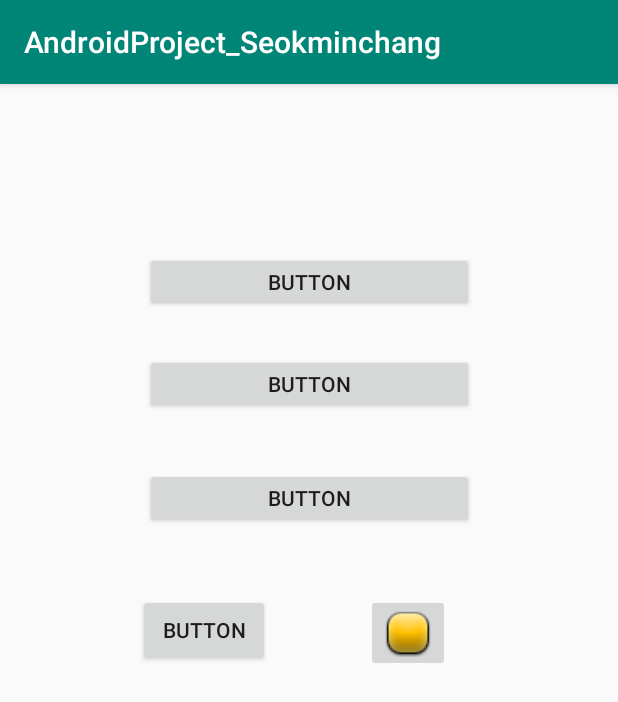
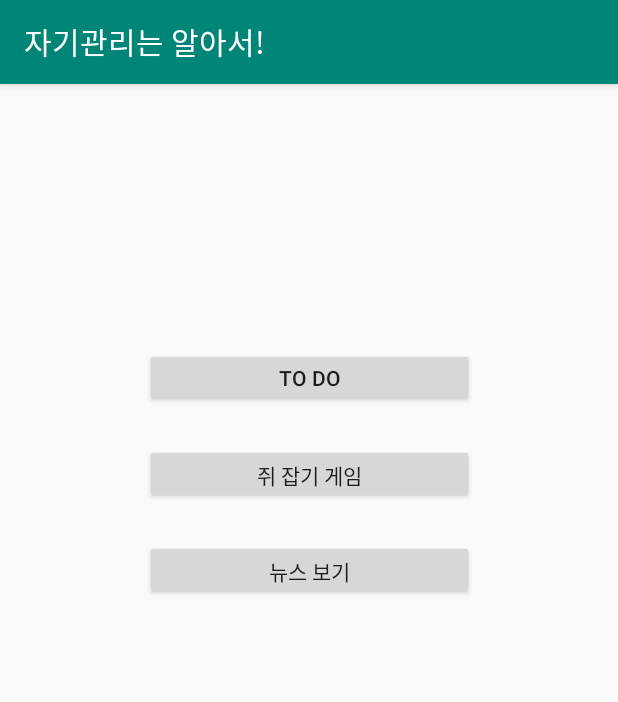
Before and after one commit to smc219/SCSA_AndroidProject, an Android app: the screen it shows after launch (MainActivity), on a phone screen of 412 x 824 dp. Shown: the top 702 px of the screen. Run offline under Robolectric (Android 15) with nearby library versions, the phone set to English and light mode, and no system bars.

Commit message:
final back up

```diff
--- a/AndroidProject_Seokminchang/app/src/main/java/edu/scsa/android/androidproject_seokminchang/MainActivity.java
+++ b/AndroidProject_Seokminchang/app/src/main/java/edu/scsa/android/androidproject_seokminchang/MainActivity.java
@@ -9,15 +9,17 @@ import android.widget.Button;
 import android.widget.ImageButton;
 
 public class MainActivity extends AppCompatActivity {
-    ImageButton mbtn;
+    Button mbtn;
     Button tdbutton;
+    Button newsButton;
     @Override
     protected void onCreate(Bundle savedInstanceState) {
         super.onCreate(savedInstanceState);
         setContentView(R.layout.activity_main);
         mbtn = findViewById(R.id.mouse);
         tdbutton = findViewById(R.id.todo);
-
+        newsButton = findViewById(R.id.news);
+        setTitle("자기관리는 알아서!");
         mbtn.setOnClickListener(new View.OnClickListener() {
             @Override
             public void onClick(View v) {
@@ -25,7 +27,13 @@ public class MainActivity extends AppCompatActivity {
                 startActivity(i);
             }
         });
-
+        newsButton.setOnClickListener(new View.OnClickListener() {
+            @Override
+            public void onClick(View v) {
+                Intent i = new Intent(MainActivity.this, NewsTest.class);
+                startActivity(i);
+            }
+        });
         tdbutton.setOnClickListener(new View.OnClickListener() {
             @Override
             public void onClick(View v) {
--- a/AndroidProject_Seokminchang/app/src/main/java/edu/scsa/android/androidproject_seokminchang/NewsAdapter.java
+++ b/AndroidProject_Seokminchang/app/src/main/java/edu/scsa/android/androidproject_seokminchang/NewsAdapter.java
@@ -56,7 +56,6 @@ public class NewsAdapter extends RecyclerView.Adapter<NewsAdapter.MyViewHolder>
             Intent i = new Intent(Intent.ACTION_VIEW, Uri.parse(link));
             v.getContext().startActivity(i);
 
-
         }
     }
 
--- a/AndroidProject_Seokminchang/app/src/main/java/edu/scsa/android/androidproject_seokminchang/TodoDBAdapter.java
+++ b/AndroidProject_Seokminchang/app/src/main/java/edu/scsa/android/androidproject_seokminchang/TodoDBAdapter.java
@@ -78,7 +78,7 @@ public class TodoDBAdapter {
     public Cursor fetchAllNotes() { //Cursor -> 가리키는 것.
 
         return mDb.query(DATABASE_TABLE, new String[] {KEY_ROWID, KEY_TITLE,
-                KEY_BODY, KEY_FINISHED, KEY_DATE}, null, null, null, null, null);
+                KEY_BODY, KEY_FINISHED, KEY_DATE}, null, null, null, null, KEY_DATE + " ASC");
     }
 
     public Cursor fetchNote(long rowId) throws SQLException {
--- /dev/null
+++ b/AndroidProject_Seokminchang/app/src/main/res/drawable/ic_add_white_24dp.xml
@@ -0,0 +1,5 @@
+<vector android:height="24dp" android:tint="#FFFFFF"
+    android:viewportHeight="24.0" android:viewportWidth="24.0"
+    android:width="24dp" xmlns:android="http://schemas.android.com/apk/res/android">
+    <path android:fillColor="#FF000000" android:pathData="M19,13h-6v6h-2v-6H5v-2h6V5h2v6h6v2z"/>
+</vector>
--- /dev/null
+++ b/AndroidProject_Seokminchang/app/src/main/res/drawable/ic_filter_list_white_24dp.xml
@@ -0,0 +1,5 @@
+<vector android:height="24dp" android:tint="#FFFFFF"
+    android:viewportHeight="24.0" android:viewportWidth="24.0"
+    android:width="24dp" xmlns:android="http://schemas.android.com/apk/res/android">
+    <path android:fillColor="#FF000000" android:pathData="M10,18h4v-2h-4v2zM3,6v2h18L21,6L3,6zM6,13h12v-2L6,11v2z"/>
+</vector>
--- a/AndroidProject_Seokminchang/app/src/main/res/layout/activity_main.xml
+++ b/AndroidProject_Seokminchang/app/src/main/res/layout/activity_main.xml
@@ -6,66 +6,45 @@
     android:layout_height="match_parent"
     tools:context=".MainActivity">
 
-    <ImageButton
-        android:id="@+id/mouse"
-        android:layout_width="wrap_content"
-        android:layout_height="wrap_content"
-        android:layout_marginTop="340dp"
-        android:layout_marginEnd="112dp"
-        android:layout_marginRight="112dp"
-        app:layout_constraintEnd_toEndOf="parent"
-        app:layout_constraintTop_toTopOf="parent"
-        app:srcCompat="@drawable/yellowstar" />
 
     <Button
         android:id="@+id/todo"
-        android:layout_width="wrap_content"
-        android:layout_height="wrap_content"
-        android:layout_marginTop="340dp"
-        android:layout_marginEnd="64dp"
-        android:layout_marginRight="64dp"
-        android:text="Button"
-        app:layout_constraintEnd_toStartOf="@+id/mouse"
-        app:layout_constraintTop_toTopOf="parent" />
-
-    <Button
-        android:id="@+id/button"
         android:layout_width="219dp"
         android:layout_height="40dp"
         android:layout_marginStart="8dp"
         android:layout_marginLeft="8dp"
-        android:layout_marginTop="112dp"
+        android:layout_marginTop="176dp"
         android:layout_marginEnd="8dp"
         android:layout_marginRight="8dp"
-        android:text="Button"
+        android:text="@string/todo"
         app:layout_constraintEnd_toEndOf="parent"
         app:layout_constraintStart_toStartOf="parent"
         app:layout_constraintTop_toTopOf="parent" />
 
     <Button
-        android:id="@+id/button2"
+        android:id="@+id/mouse"
         android:layout_width="219dp"
         android:layout_height="40dp"
         android:layout_marginStart="8dp"
         android:layout_marginLeft="8dp"
-        android:layout_marginTop="180dp"
+        android:layout_marginTop="240dp"
         android:layout_marginEnd="8dp"
         android:layout_marginRight="8dp"
-        android:text="Button"
+        android:text="@string/mouse"
         app:layout_constraintEnd_toEndOf="parent"
         app:layout_constraintStart_toStartOf="parent"
         app:layout_constraintTop_toTopOf="parent" />
 
     <Button
-        android:id="@+id/button3"
+        android:id="@+id/news"
         android:layout_width="219dp"
         android:layout_height="40dp"
         android:layout_marginStart="8dp"
         android:layout_marginLeft="8dp"
-        android:layout_marginTop="256dp"
+        android:layout_marginTop="304dp"
         android:layout_marginEnd="8dp"
         android:layout_marginRight="8dp"
-        android:text="Button"
+        android:text="@string/news"
         app:layout_constraintEnd_toEndOf="parent"
         app:layout_constraintStart_toStartOf="parent"
         app:layout_constraintTop_toTopOf="parent" />
--- /dev/null
+++ b/AndroidProject_Seokminchang/app/src/main/res/layout/tododialog.xml
@@ -0,0 +1,6 @@
+<?xml version="1.0" encoding="utf-8"?>
+<LinearLayout xmlns:android="http://schemas.android.com/apk/res/android"
+    android:layout_width="match_parent"
+    android:layout_height="match_parent">
+
+</LinearLayout>
--- a/AndroidProject_Seokminchang/app/src/main/res/values/strings.xml
+++ b/AndroidProject_Seokminchang/app/src/main/res/values/strings.xml
@@ -10,4 +10,11 @@
     <string name="title_dashboard">Dashboard</string>
     <string name="title_notifications">Notifications</string>
     <string name="score">SCORE :</string>
+    <string name="todo">To do</string>
+    <string name="mouse">쥐 잡기 게임</string>
+    <string name="news">뉴스 보기</string>
+    <string name="chosunStr">조선</string>
+    <string name="khStr">경향</string>
+    <string name="joinsStr">중앙</string>
+    <string name="haniStr">한겨레</string>
 </resources>
```
Also changed, not shown: AndroidProject_Seokminchang/app/src/main/java/edu/scsa/android/androidproject_seokminchang/MouseCatch.java (+19 -10 lines), AndroidProject_Seokminchang/app/src/main/java/edu/scsa/android/androidproject_seokminchang/NewsTest.java (+5 -5 lines), AndroidProject_Seokminchang/app/src/main/java/edu/scsa/android/androidproject_seokminchang/Todo.java (+6 -1 lines), AndroidProject_Seokminchang/app/src/main/java/edu/scsa/android/androidproject_seokminchang/TodoEdit.java (+9 -0 lines), AndroidProject_Seokminchang/app/src/main/res/drawable/ic_filter_list_black_24dp.xml (added, +9 -0 lines), AndroidProject_Seokminchang/app/src/main/res/layout/activity_mouse_catch.xml (+9 -1 lines), AndroidProject_Seokminchang/app/src/main/res/menu/navigation.xml (+4 -4 lines).
